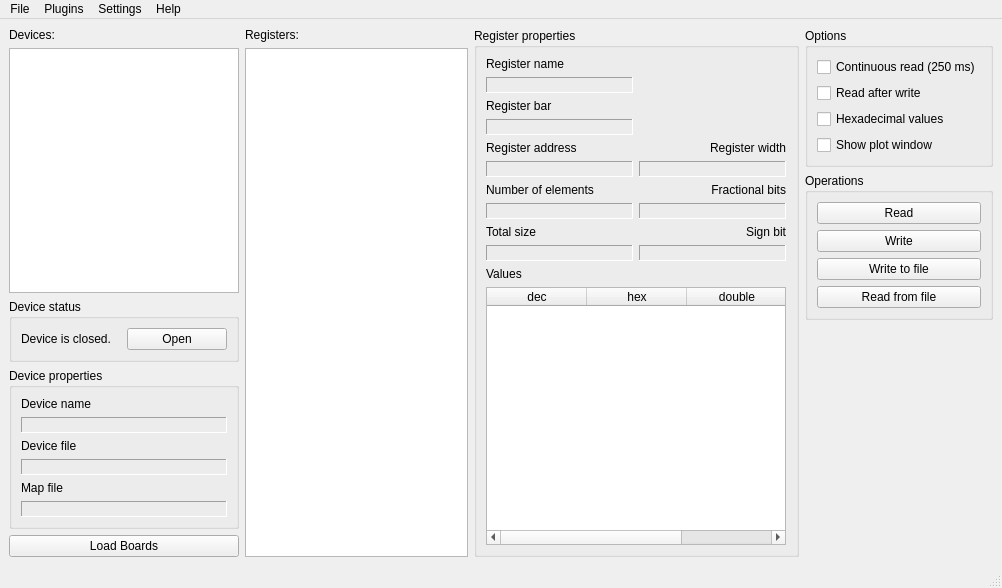
Old version of the form QtHardMonForm.ui in the repository ChimeraTK/QtHardMon.
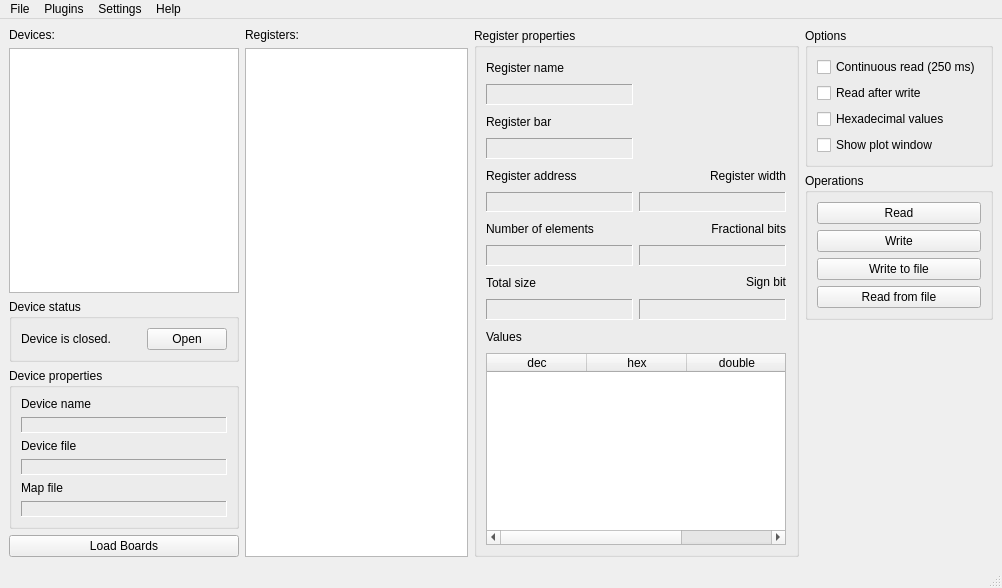
New version of the form.

What changed in the file:
```diff
--- a/QtHardMonForm.ui
+++ b/QtHardMonForm.ui
@@ -64,6 +64,12 @@
              </item>
              <item>
               <widget class="QPushButton" name="openCloseButton">
+               <property name="sizePolicy">
+                <sizepolicy hsizetype="Fixed" vsizetype="Fixed">
+                 <horstretch>0</horstretch>
+                 <verstretch>0</verstretch>
+                </sizepolicy>
+               </property>
                <property name="text">
                 <string>Open</string>
                </property>
@@ -188,6 +194,12 @@
      <layout class="QVBoxLayout" name="verticalLayout_4">
       <item>
        <widget class="QGroupBox" name="registerPropertiesGroupBox">
+        <property name="sizePolicy">
+         <sizepolicy hsizetype="Preferred" vsizetype="Preferred">
+          <horstretch>0</horstretch>
+          <verstretch>0</verstretch>
+         </sizepolicy>
+        </property>
         <property name="minimumSize">
          <size>
           <width>0</width>
@@ -258,7 +270,7 @@
          <item row="11" column="0" colspan="2">
           <widget class="QTableWidget" name="valuesTableWidget">
            <property name="sizePolicy">
-            <sizepolicy hsizetype="Expanding" vsizetype="Expanding">
+            <sizepolicy hsizetype="Preferred" vsizetype="Preferred">
              <horstretch>0</horstretch>
              <verstretch>0</verstretch>
             </sizepolicy>
```
Left out of the diff: 77 changed lines with no effect on the pictures.
